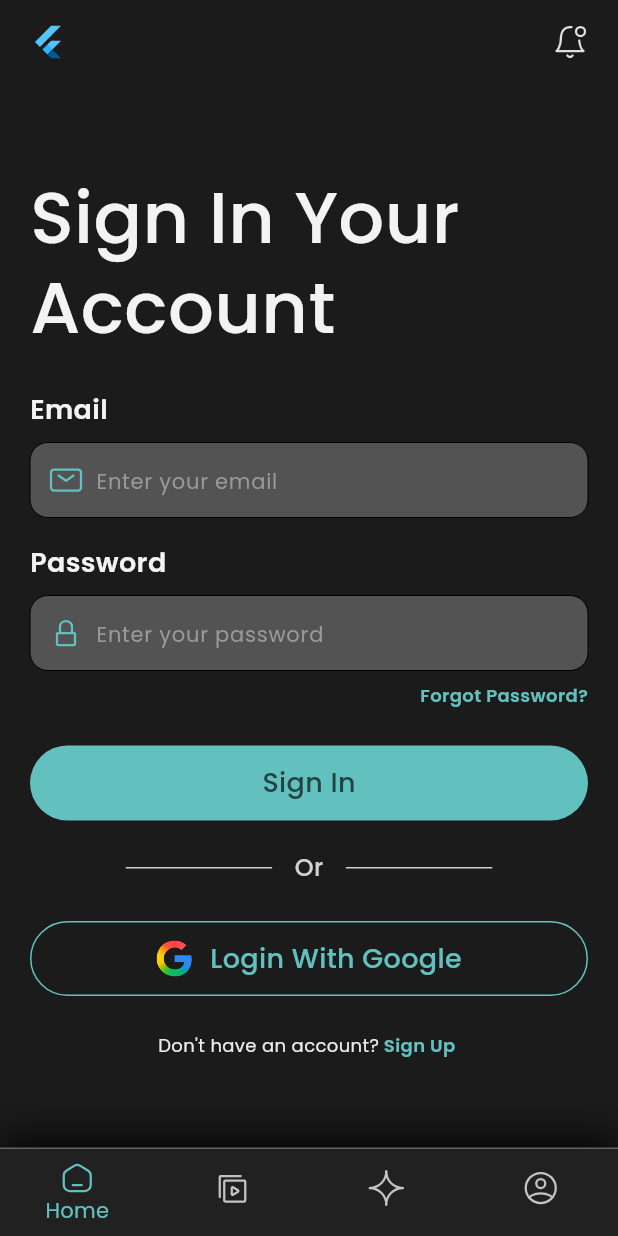
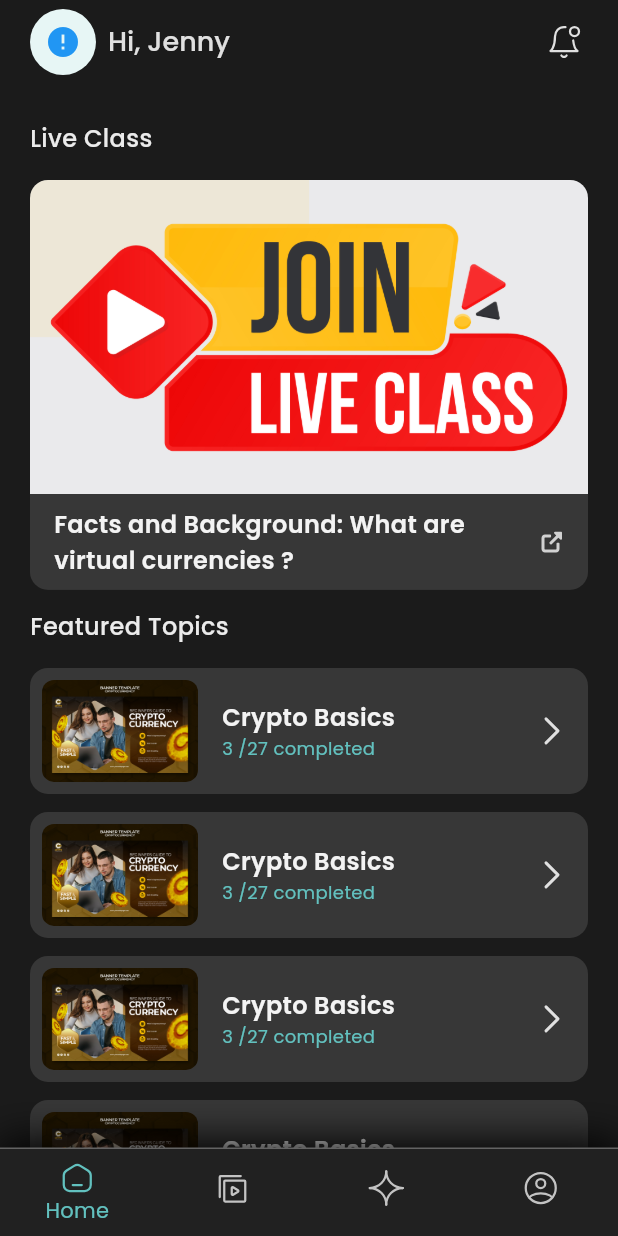
Before and after one commit to Zimmer550i/crypto_education, a Flutter app: the App screen opened directly, on a phone screen of 412 x 824 dp. Run offline on Flutter 3.47's test engine with Material 3 defaults, Android fonts, the phone set to English and light mode, and no system bars; drawn by our look-alikes of cached_network_image; our stand-ins replace flutter_html, flutter_svg, get, image_cropper, image_picker, pinput and 1 more; accounts and stored records are empty; network calls fail; project files that could hold a hidden picture were left out.

Commit message:
add: minor screens

```diff
--- /dev/null
+++ b/devtools_options.yaml
@@ -0,0 +1,3 @@
+description: This file stores settings for Dart & Flutter DevTools.
+documentation: https://docs.flutter.dev/tools/devtools/extensions#configure-extension-enablement-states
+extensions:
--- a/lib/utils/app_icons.dart
+++ b/lib/utils/app_icons.dart
@@ -27,4 +27,7 @@ class AppIcons {
   static const String userCrown = 'assets/icons/user_crown.svg';
   static const String videos = 'assets/icons/videos.svg';
   static const String pen = 'assets/icons/pen.svg';
+  static const String link = 'assets/icons/link.svg';
+  static const String clock = 'assets/icons/clock.svg';
+  static const String bell = 'assets/icons/bell.svg';
 }
--- /dev/null
+++ b/lib/views/base/live_card.dart
@@ -0,0 +1,58 @@
+import 'package:crypto_education/utils/app_colors.dart';
+import 'package:crypto_education/utils/app_icons.dart';
+import 'package:crypto_education/utils/app_texts.dart';
+import 'package:crypto_education/utils/custom_svg.dart';
+import 'package:flutter/material.dart';
+
+class LiveCard extends StatelessWidget {
+  const LiveCard({
+    super.key,
+  });
+
+  @override
+  Widget build(BuildContext context) {
+    return InkWell(
+      onTap: () {
+
+      },
+      child: ClipRRect(
+        borderRadius: BorderRadiusGeometry.circular(12),
+        child: Container(
+          color: AppColors.gray.shade800,
+          child: Column(
+            children: [
+              AspectRatio(
+                aspectRatio: 16 / 9,
+                child: Image.asset(
+                  "assets/images/live.jpg",
+                  fit: BoxFit.cover,
+                ),
+              ),
+              Padding(
+                padding: EdgeInsetsGeometry.symmetric(
+                  horizontal: 16,
+                  vertical: 8,
+                ),
+                child: Row(
+                  children: [
+                    Expanded(
+                      child: Text(
+                        "Facts and Background: What are virtual currencies ?",
+                        style: AppTexts.tmds,
+                      ),
+                    ),
+                    CustomSvg(
+                      asset: AppIcons.link,
+                      color: AppColors.gray.shade200,
+                      size: 16,
+                    ),
+                  ],
+                ),
+              ),
+            ],
+          ),
+        ),
+      ),
+    );
+  }
+}
--- /dev/null
+++ b/lib/views/base/video_card.dart
@@ -0,0 +1,54 @@
+import 'package:crypto_education/utils/app_colors.dart';
+import 'package:crypto_education/utils/app_icons.dart';
+import 'package:crypto_education/utils/app_texts.dart';
+import 'package:crypto_education/utils/custom_svg.dart';
+import 'package:crypto_education/views/screens/videos/playlist.dart';
+import 'package:flutter/material.dart';
+import 'package:get/get.dart';
+
+class VideoCard extends StatelessWidget {
+  const VideoCard({super.key});
+
+  @override
+  Widget build(BuildContext context) {
+    return InkWell(
+      onTap: () {
+        Get.to(() => Playlist());
+      },
+      borderRadius: BorderRadius.circular(12),
+      child: Container(
+        padding: EdgeInsets.all(8),
+        decoration: BoxDecoration(
+          borderRadius: BorderRadius.circular(12),
+          color: AppColors.gray.shade800,
+        ),
+        child: Row(
+          children: [
+            ClipRRect(
+              borderRadius: BorderRadiusGeometry.circular(8),
+              child: Image.asset(
+                "assets/images/video.jpg",
+                height: 68,
+                width: 104,
+                fit: BoxFit.cover,
+              ),
+            ),
+            const SizedBox(width: 16),
+            Column(
+              crossAxisAlignment: CrossAxisAlignment.start,
+              children: [
+                Text("Crypto Basics", style: AppTexts.tmds),
+                Text(
+                  "3 /27 completed",
+                  style: AppTexts.txsr.copyWith(color: AppColors.cyan.shade300),
+                ),
+              ],
+            ),
+            Spacer(),
+            CustomSvg(asset: AppIcons.navArrowRight),
+          ],
+        ),
+      ),
+    );
+  }
+}
--- a/lib/views/screens/app.dart
+++ b/lib/views/screens/app.dart
@@ -1,11 +1,16 @@
+import 'package:crypto_education/utils/app_colors.dart';
 import 'package:crypto_education/utils/app_icons.dart';
+import 'package:crypto_education/utils/app_texts.dart';
 import 'package:crypto_education/utils/custom_svg.dart';
 import 'package:crypto_education/views/base/custom_bottom_navbar.dart';
+import 'package:crypto_education/views/base/profile_picture.dart';
 import 'package:crypto_education/views/screens/auth/forget_password.dart';
-import 'package:crypto_education/views/screens/auth/signin.dart';
-import 'package:crypto_education/views/screens/auth/signup.dart';
+import 'package:crypto_education/views/screens/home/home.dart';
+import 'package:crypto_education/views/screens/notifications.dart';
 import 'package:crypto_education/views/screens/profile/profile.dart';
+import 'package:crypto_education/views/screens/videos/videos.dart';
 import 'package:flutter/material.dart';
+import 'package:get/route_manager.dart';
 
 class App extends StatefulWidget {
   const App({super.key});
@@ -17,30 +22,69 @@ class App extends StatefulWidget {
 class _AppState extends State<App> {
   final controller = PageController();
   int index = 0;
-  final List<Widget> pages = [
-    Signin(key: PageStorageKey("1")),
-    Signup(),
-    ForgetPassword(),
-    Profile(),
-  ];
+  final List<Widget> pages = [Home(), Videos(), ForgetPassword(), Profile()];
 
   @override
   Widget build(BuildContext context) {
     return Scaffold(
       appBar: AppBar(
         backgroundColor: Colors.transparent,
-        titleSpacing: 20,
-        title: Row(
-          mainAxisAlignment: MainAxisAlignment.spaceBetween,
-          children: [
-            index == 0
-                ? FlutterLogo()
-                : Image.asset("assets/images/appbar_logo.png", height: 40),
-            index == 2
-                ? CustomSvg(asset: AppIcons.menu)
-                : CustomSvg(asset: AppIcons.notification),
-          ],
+        titleSpacing: 0,
+        elevation: 0,
+        title: Padding(
+          padding: const EdgeInsets.only(left: 20),
+          child: AnimatedSwitcher(
+            duration: const Duration(milliseconds: 300),
+            transitionBuilder: (child, animation) {
+              return FadeTransition(opacity: animation, child: child);
+            },
+            child: index == 0
+                ? Align(
+                    alignment: Alignment.centerLeft,
+                    key: ValueKey("profileView"),
+                    child: Row(
+                      children: [
+                        ProfilePicture(
+                          image: "https://thispersondoesnotexist.com",
+                          size: 44,
+                        ),
+                        const SizedBox(width: 8),
+                        Text(
+                          "Hi, Jenny",
+                          style: AppTexts.tlgm.copyWith(
+                            color: AppColors.gray.shade100,
+                          ),
+                        ),
+                      ],
+                    ),
+                  )
+                : Align(
+                    alignment: Alignment.centerLeft,
+                    key: ValueKey("logoView"),
+                    child: Image.asset(
+                      "assets/images/appbar_logo.png",
+                      height: 40,
+                    ),
+                  ),
+          ),
         ),
+        actions: [
+          InkWell(
+            onTap: () {
+              Get.to(() => Notifications());
+            },
+            child: SizedBox(
+              height: 32,
+              width: 32,
+              child: Center(
+                child: index == 2
+                    ? CustomSvg(asset: AppIcons.menu)
+                    : CustomSvg(asset: AppIcons.notification),
+              ),
+            ),
+          ),
+          const SizedBox(width: 20),
+        ],
       ),
       body: PageView(
         controller: controller,
--- /dev/null
+++ b/lib/views/screens/home/home.dart
@@ -0,0 +1,61 @@
+import 'package:crypto_education/utils/app_colors.dart';
+import 'package:crypto_education/utils/app_texts.dart';
+import 'package:crypto_education/views/base/live_card.dart';
+import 'package:crypto_education/views/base/video_card.dart';
+import 'package:flutter/material.dart';
+
+class Home extends StatefulWidget {
+  const Home({super.key});
+
+  @override
+  State<Home> createState() => _HomeState();
+}
+
+class _HomeState extends State<Home> {
+  bool hasLive = true;
+
+  @override
+  Widget build(BuildContext context) {
+    return Padding(
+      padding: const EdgeInsets.symmetric(horizontal: 20),
+      child: SingleChildScrollView(
+        child: SafeArea(
+          child: Column(
+            crossAxisAlignment: CrossAxisAlignment.start,
+            children: [
+              const SizedBox(height: 24),
+              if (hasLive)
+                Padding(
+                  padding: const EdgeInsets.only(bottom: 16),
+                  child: Text(
+                    "Live Class",
+                    style: AppTexts.tmdm.copyWith(
+                      color: AppColors.gray.shade50,
+                    ),
+                  ),
+                ),
+              if (hasLive)
+                for (int i = 0; i < 1; i++)
+                  Padding(
+                    padding: EdgeInsets.only(bottom: 12.0),
+                    child: LiveCard(),
+                  ),
+              Padding(
+                padding: const EdgeInsets.only(bottom: 16),
+                child: Text(
+                  "Featured Topics",
+                  style: AppTexts.tmdm.copyWith(color: AppColors.gray.shade50),
+                ),
+              ),
+              for (int i = 0; i < 20; i++)
+                Padding(
+                  padding: EdgeInsetsGeometry.only(bottom: 12),
+                  child: VideoCard(),
+                ),
+            ],
+          ),
+        ),
+      ),
+    );
+  }
+}
```
Also changed, not shown: lib/views/screens/notifications.dart (added, +74 -0 lines), lib/views/screens/videos/playlist.dart (added, +68 -0 lines), lib/views/screens/videos/videos.dart (added, +27 -0 lines), assets/icons/bell.svg (added), assets/icons/clock.svg (added), assets/icons/link.svg (added), assets/images/live.jpg (added), assets/images/video.jpg (added).
